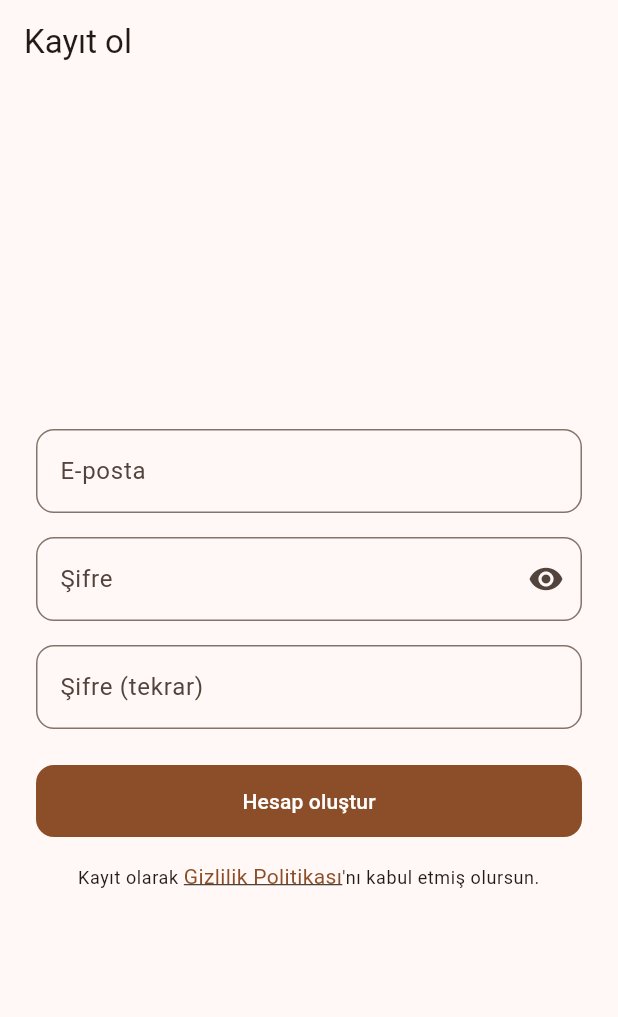
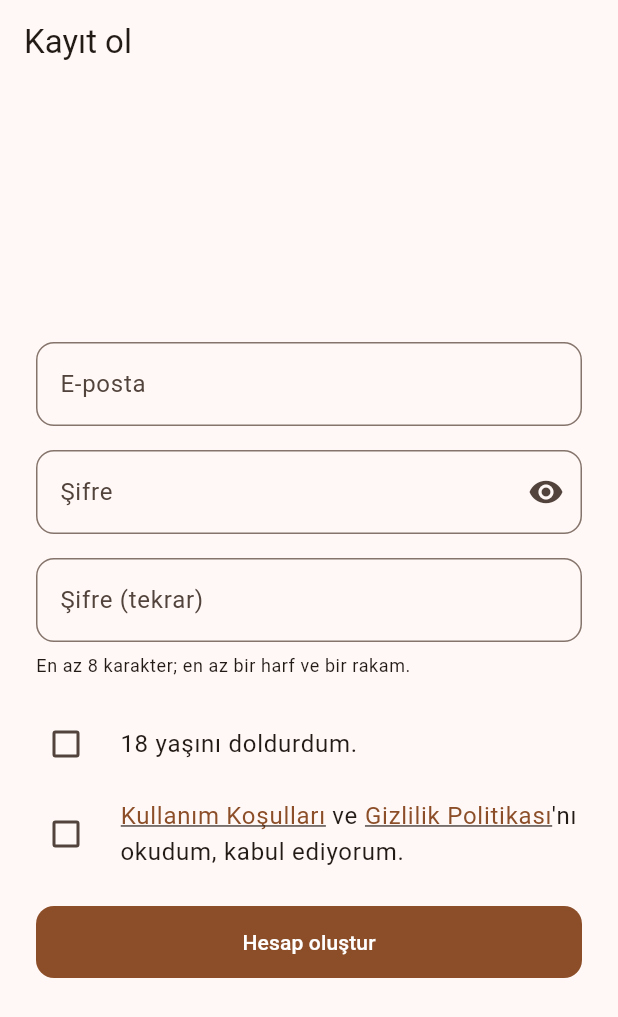
Before and after one commit to sonarmehmet/Kervan, a Flutter app: the RegisterScreen screen opened by its route, on a phone screen of 412 x 824 dp. Shown: the top 1017 px of the screen. Run offline on Flutter 3.47's test engine with Material 3 defaults, Android fonts, the phone set to English and light mode, and no system bars; our stand-ins replace cloud_firestore, cloud_functions, firebase_auth, firebase_core, firebase_messaging, flutter_riverpod and 1 more; accounts and stored records are empty.

Commit message:
Kayıt/giriş sertleştirme: e-posta doğrulama (kurallar+functions+router), 18+ ve koşullar onayı, şifre gücü, kullanım koşulları
Co-Authored-By: Claude Sonnet 5.5 <noreply@anthropic.com>
Claude-Session: https://claude.ai/code/session_01442St3AUUFhbLqJ3dJtUEf

```diff
--- a/lib/core/router/route_names.dart
+++ b/lib/core/router/route_names.dart
@@ -18,6 +18,8 @@ abstract final class RoutePaths {
   static const String settings = '/settings';
   static const String blockedUsers = '/settings/blocked';
   static const String privacyPolicy = '/settings/privacy';
+  static const String terms = '/settings/terms';
+  static const String verifyEmail = '/verify-email';
 
   // Etkinlikler. DİKKAT: 'create' sabit yolu ':eventId' değişkeninden ÖNCE tanımlanmalı.
   static const String createEvent = '/events/create';
@@ -35,5 +37,6 @@ abstract final class RoutePaths {
     register,
     forgotPassword,
     privacyPolicy,
+    terms,
   };
 }
--- a/lib/core/utils/validators.dart
+++ b/lib/core/utils/validators.dart
@@ -12,11 +12,19 @@ abstract final class Validators {
     return null;
   }
 
+  /// Kayıtta kullanılır: en az 8 karakter, en az bir harf ve bir rakam.
+  /// (Girişte güç kuralı uygulanmaz; eski şifreler engellenmesin.)
   static String? password(String? value) {
     final text = value ?? '';
     if (text.isEmpty) return 'Şifreni yaz.';
     if (text.length < AppConfig.passwordMin) {
       return 'Şifre en az ${AppConfig.passwordMin} karakter olmalı.';
+    }
+    if (text.length > 128) return 'Şifre en fazla 128 karakter olabilir.';
+    final hasLetter = RegExp(r'\p{L}', unicode: true).hasMatch(text);
+    final hasDigit = RegExp(r'\d').hasMatch(text);
+    if (!hasLetter || !hasDigit) {
+      return 'Şifre en az bir harf ve bir rakam içermeli.';
     }
     return null;
   }
--- a/lib/features/authentication/presentation/register_screen.dart
+++ b/lib/features/authentication/presentation/register_screen.dart
@@ -2,6 +2,7 @@ import 'package:flutter/material.dart';
 import 'package:flutter_riverpod/flutter_riverpod.dart';
 import 'package:go_router/go_router.dart';
 
+import '../../../core/config/app_config.dart';
 import '../../../core/errors/error_mapper.dart';
 import '../../../core/router/route_names.dart';
 import '../../../core/theme/app_theme.dart';
@@ -22,6 +23,9 @@ class _RegisterScreenState extends ConsumerState<RegisterScreen> {
   final _confirmController = TextEditingController();
   bool _loading = false;
   bool _obscure = true;
+  bool _acceptedTerms = false;
+  bool _isAdult = false;
+  bool _showConsentError = false;
 
   @override
   void dispose() {
@@ -32,7 +36,10 @@ class _RegisterScreenState extends ConsumerState<RegisterScreen> {
   }
 
   Future<void> _submit() async {
-    if (!_formKey.currentState!.validate()) return;
+    final formValid = _formKey.currentState!.validate();
+    final consentOk = _acceptedTerms && _isAdult;
+    setState(() => _showConsentError = !consentOk);
+    if (!formValid || !consentOk) return;
     setState(() => _loading = true);
     try {
       await ref.read(authRepositoryProvider).register(
@@ -104,22 +111,42 @@ class _RegisterScreenState extends ConsumerState<RegisterScreen> {
                           ? 'Şifreler aynı değil.'
                           : null,
                     ),
-                    const SizedBox(height: 24),
-                    FilledButton(
-                      onPressed: _loading ? null : _submit,
-                      child: _loading
-                          ? const SizedBox(
-                              width: 20,
-                              height: 20,
-                              child: CircularProgressIndicator(strokeWidth: 2),
-                            )
-                          : const Text('Hesap oluştur'),
+                    const SizedBox(height: 8),
+                    Text(
+                      'En az ${AppConfig.passwordMin} karakter; en az bir harf ve bir rakam.',
+                      style: theme.textTheme.bodySmall,
                     ),
                     const SizedBox(height: 16),
-                    Text.rich(
+                    CheckboxListTile(
+                      value: _isAdult,
+                      onChanged: (v) => setState(() => _isAdult = v ?? false),
+                      controlAffinity: ListTileControlAffinity.leading,
+                      contentPadding: EdgeInsets.zero,
+                      title: const Text('18 yaşını doldurdum.'),
+                    ),
+                    CheckboxListTile(
+                      value: _acceptedTerms,
+                      onChanged: (v) => setState(() => _acceptedTerms = v ?? false),
+                      controlAffinity: ListTileControlAffinity.leading,
+                      contentPadding: EdgeInsets.zero,
+                      title: Text.rich(
                         TextSpan(
-                        text: 'Kayıt olarak ',
                           children: [
+                            WidgetSpan(
+                              alignment: PlaceholderAlignment.baseline,
+                              baseline: TextBaseline.alphabetic,
+                              child: GestureDetector(
+                                onTap: () => context.push(RoutePaths.terms),
+                                child: Text(
+                                  'Kullanım Koşulları',
+                                  style: TextStyle(
+                                    color: theme.colorScheme.primary,
+                                    decoration: TextDecoration.underline,
+                                  ),
+                                ),
+                              ),
+                            ),
+                            const TextSpan(text: ' ve '),
                             WidgetSpan(
                               alignment: PlaceholderAlignment.baseline,
                               baseline: TextBaseline.alphabetic,
@@ -134,11 +161,29 @@ class _RegisterScreenState extends ConsumerState<RegisterScreen> {
                                 ),
                               ),
                             ),
-                          const TextSpan(text: "'nı kabul etmiş olursun."),
+                            const TextSpan(text: "'nı okudum, kabul ediyorum."),
                           ],
                         ),
-                      textAlign: TextAlign.center,
-                      style: theme.textTheme.bodySmall,
+                      ),
+                    ),
+                    if (_showConsentError && !(_acceptedTerms && _isAdult))
+                      Padding(
+                        padding: const EdgeInsets.only(top: 4),
+                        child: Text(
+                          'Devam etmek için 18 yaşını doldurduğunu onaylamalı ve koşulları kabul etmelisin.',
+                          style: TextStyle(color: theme.colorScheme.error),
+                        ),
+                      ),
+                    const SizedBox(height: 16),
+                    FilledButton(
+                      onPressed: _loading ? null : _submit,
+                      child: _loading
+                          ? const SizedBox(
+                              width: 20,
+                              height: 20,
+                              child: CircularProgressIndicator(strokeWidth: 2),
+                            )
+                          : const Text('Hesap oluştur'),
                     ),
                   ],
                 ),
--- a/lib/features/notifications/data/push_service.dart
+++ b/lib/features/notifications/data/push_service.dart
@@ -93,7 +93,7 @@ final pushRegistrationProvider = Provider<void>((ref) {
     authStateProvider,
     (previous, next) {
       final user = next.valueOrNull;
-      if (user != null) {
+      if (user != null && user.emailVerified) {
         unawaited(ref.read(pushServiceProvider).registerForUser(user.uid));
       }
     },
--- a/lib/features/profile/data/profile_repository.dart
+++ b/lib/features/profile/data/profile_repository.dart
@@ -57,6 +57,7 @@ final profileRepositoryProvider = Provider<ProfileRepository>(
 /// Giriş yapmış kullanıcının profili. Giriş yoksa veya profil oluşturulmamışsa `null`.
 final currentProfileProvider = StreamProvider<UserProfile?>((ref) {
   final user = ref.watch(authStateProvider).valueOrNull;
-  if (user == null) return Stream<UserProfile?>.value(null);
+  // E-postası doğrulanmamış kullanıcı kurallar gereği veriye erişemez; profil yok sayılır.
+  if (user == null || !user.emailVerified) return Stream<UserProfile?>.value(null);
   return ref.watch(profileRepositoryProvider).watchProfile(user.uid);
 });
--- a/lib/features/settings/presentation/settings_screen.dart
+++ b/lib/features/settings/presentation/settings_screen.dart
@@ -104,6 +104,12 @@ class _SettingsScreenState extends ConsumerState<SettingsScreen> {
               onTap: () => context.push(RoutePaths.blockedUsers),
             ),
             ListTile(
+              leading: const Icon(Icons.gavel_outlined),
+              title: const Text('Kullanım koşulları'),
+              trailing: const Icon(Icons.chevron_right),
+              onTap: () => context.push(RoutePaths.terms),
+            ),
+            ListTile(
               leading: const Icon(Icons.privacy_tip_outlined),
               title: const Text('Gizlilik politikası'),
               trailing: const Icon(Icons.chevron_right),
```
Also changed, not shown: lib/core/router/app_router.dart (+21 -0 lines), lib/features/authentication/data/auth_repository.dart (+29 -1 lines), lib/features/authentication/presentation/verify_email_screen.dart (added, +166 -0 lines), lib/features/settings/presentation/terms_screen.dart (added, +68 -0 lines), 6 other files. Lines whose indentation alone changed are shown as unchanged.
